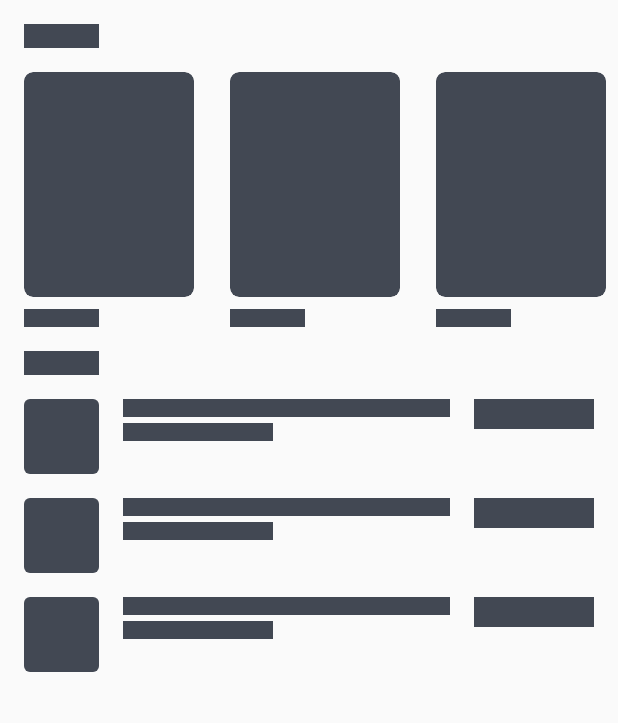
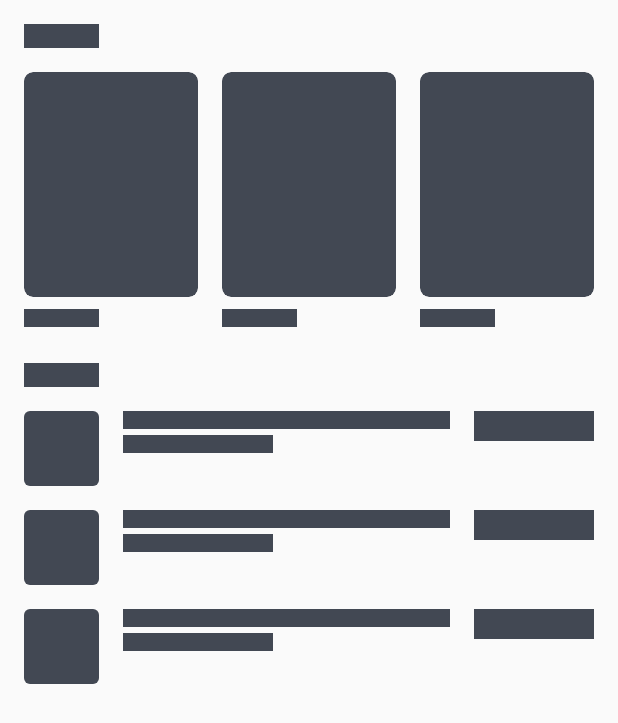
Before and after one commit to karimkalunga/PayLi, an Android app: the layout library_content_layout_shimmer.xml on its own in the app's theme, with its tools: preview values and no code run, on a phone screen of 412 x 824 dp. Shown: the top 723 px of the screen. Run offline under Robolectric (Android 15) with nearby library versions, the phone set to English and light mode, and no system bars; network calls fail.

Commit message:
Initial commit

```diff
--- a/app/src/main/res/layout/library_content_layout_shimmer.xml
+++ b/app/src/main/res/layout/library_content_layout_shimmer.xml
@@ -56,7 +56,7 @@
                 android:layout_height="wrap_content"
                 android:orientation="vertical"
                 android:layout_gravity="fill"
-                android:paddingStart="@dimen/dimen_16dp"
+                android:paddingStart="@dimen/dimen_8dp"
                 android:paddingTop="@dimen/dimen_16dp"
                 android:paddingEnd="@dimen/dimen_8dp"
                 android:layout_columnWeight="1"
@@ -83,9 +83,9 @@
                 android:layout_height="wrap_content"
                 android:orientation="vertical"
                 android:layout_gravity="fill"
-                android:paddingStart="@dimen/dimen_16dp"
+                android:paddingStart="@dimen/dimen_8dp"
                 android:paddingTop="@dimen/dimen_16dp"
-                android:paddingEnd="@dimen/dimen_8dp"
+                android:paddingEnd="@dimen/dimen_16dp"
                 android:layout_columnWeight="1"
                 android:layout_row="0"
                 android:layout_column="2">
@@ -115,7 +115,7 @@
         android:layout_width="match_parent"
         android:layout_height="wrap_content"
         android:orientation="vertical"
-        android:paddingTop="@dimen/dimen_16dp">
+        android:paddingTop="@dimen/dimen_24dp">
 
         <View
             android:layout_width="@dimen/dimen_50dp"
```
Also changed, not shown: app/src/main/java/com/media/clouds/app/features/entry/HomeActivity.java (+6 -2 lines), app/src/main/java/com/media/clouds/app/features/media/library/LibraryFragment.java (+46 -4 lines), app/src/main/res/layout/library_fragment_layout.xml (+14 -6 lines).
